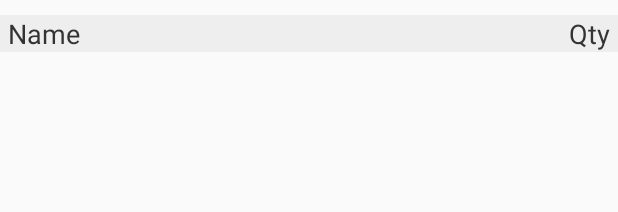
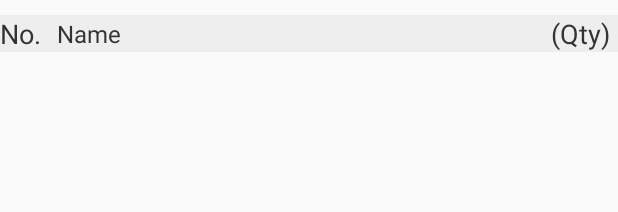
Before and after one commit to boybug/AndroidTest3_250317, an Android app: the layout _listrow_item_order_item.xml on its own in the app's theme, with its tools: preview values and no code run, on a phone screen of 412 x 824 dp. Shown: the top 212 px of the screen. Run offline under Robolectric (Android 15) with nearby library versions, the phone set to English and light mode, and no system bars.

```diff
--- a/app/src/main/java/com/example/yadisak/androidtest3/ControllerAdap/ViewProduct.java
+++ b/app/src/main/java/com/example/yadisak/androidtest3/ControllerAdap/ViewProduct.java
@@ -36,7 +36,7 @@ public class ViewProduct implements ICRUDAdap<Product> {
 
     public ViewProduct(Activity activity) {
 
-        adap = new FirebaseCustomAdapter<Product>(activity, Product.class, R.layout._listrow_item, refTB.orderByChild("bgcolor")) {
+        adap = new FirebaseCustomAdapter<Product>(activity, Product.class, R.layout._listrow_item, refTB.orderByChild("rownum")) {
             @Override
             protected void populateView(View v, Product model) {
 
--- a/app/src/main/res/layout/_listrow_item_order_item.xml
+++ b/app/src/main/res/layout/_listrow_item_order_item.xml
@@ -8,24 +8,73 @@
     android:orientation="vertical">
 
 
-    <TableLayout
+    <!--<TableLayout-->
+        <!--android:layout_width="match_parent"-->
+        <!--android:layout_height="match_parent"-->
+        <!--android:orientation="vertical"-->
+        <!--android:stretchColumns="0">-->
+
+        <!--<TableRow>-->
+
+            <!--<TextView-->
+                <!--android:id="@+id/lab_pro_no"-->
+                <!--style="@style/App_TextViewStyle"-->
+                <!--android:layout_width="wrap_content"-->
+                <!--android:layout_height="match_parent"-->
+                <!--android:layout_weight="0.01"-->
+                <!--android:paddingLeft="5dp"-->
+                <!--android:text="No." />-->
+
+            <!--<TextView-->
+                <!--android:id="@+id/lab_pro_name"-->
+                <!--style="@style/App_TextViewStyle"-->
+                <!--android:layout_width="wrap_content"-->
+                <!--android:layout_height="match_parent"-->
+                <!--android:layout_weight="0.8"-->
+                <!--android:gravity="center|left"-->
+                <!--android:paddingLeft="5dp"-->
+                <!--android:paddingRight="20dp"-->
+                <!--android:text="Name" />-->
+
+            <!--<TextView-->
+                <!--android:id="@+id/lab_pro_cal"-->
+                <!--style="@style/App_TextViewStyle"-->
+                <!--android:layout_width="wrap_content"-->
+                <!--android:layout_height="match_parent"-->
+                <!--android:layout_weight="0.01"-->
+                <!--android:gravity="center|right"-->
+                <!--android:paddingRight="5dp"-->
+                <!--android:text="Qty" />-->
+
+        <!--</TableRow>-->
+    <!--</TableLayout>-->
+
+    <LinearLayout
         android:layout_width="match_parent"
-        android:layout_height="match_parent"
-        android:orientation="vertical"
-        android:stretchColumns="0">
-
-        <TableRow>
-
+        android:layout_height="wrap_content"
+        android:layout_column="1">
         <TextView
-                android:id="@+id/lab_pro_name"
+            android:id="@+id/lab_pro_no"
             style="@style/App_TextViewStyle"
             android:layout_width="wrap_content"
             android:layout_height="match_parent"
-                android:layout_weight="0.8"
+
+            android:gravity="center|right"
+            android:paddingRight="5dp"
+            android:text="No." />
+        <TextView
+            android:id="@+id/lab_pro_name"
+            style="@style/App_TextViewStylePick"
+            android:layout_width="wrap_content"
+            android:layout_height="match_parent"
+            android:layout_weight="0.5"
             android:gravity="center|left"
             android:paddingLeft="5dp"
-                android:paddingRight="20dp"
+            android:paddingRight="10dp"
+            android:maxLines="2"
+            android:ellipsize="end"
             android:text="Name" />
+
 
         <TextView
             android:id="@+id/lab_pro_cal"
@@ -35,8 +84,6 @@
 
             android:gravity="center|right"
             android:paddingRight="5dp"
-                android:text="Qty" />
-
-        </TableRow>
-    </TableLayout>
+            android:text="(Qty)" />
     </LinearLayout>
+</LinearLayout>
```
Also changed, not shown: app/src/main/java/com/example/yadisak/androidtest3/ControllerAdap/ViewOrderItem.java (+3 -4 lines), app/src/main/java/com/example/yadisak/androidtest3/ControllerAdap/ViewProductOrdPick.java (+11 -1 lines), app/src/main/java/com/example/yadisak/androidtest3/DTO/Product.java (+10 -0 lines). Lines whose indentation alone changed are shown as unchanged.
